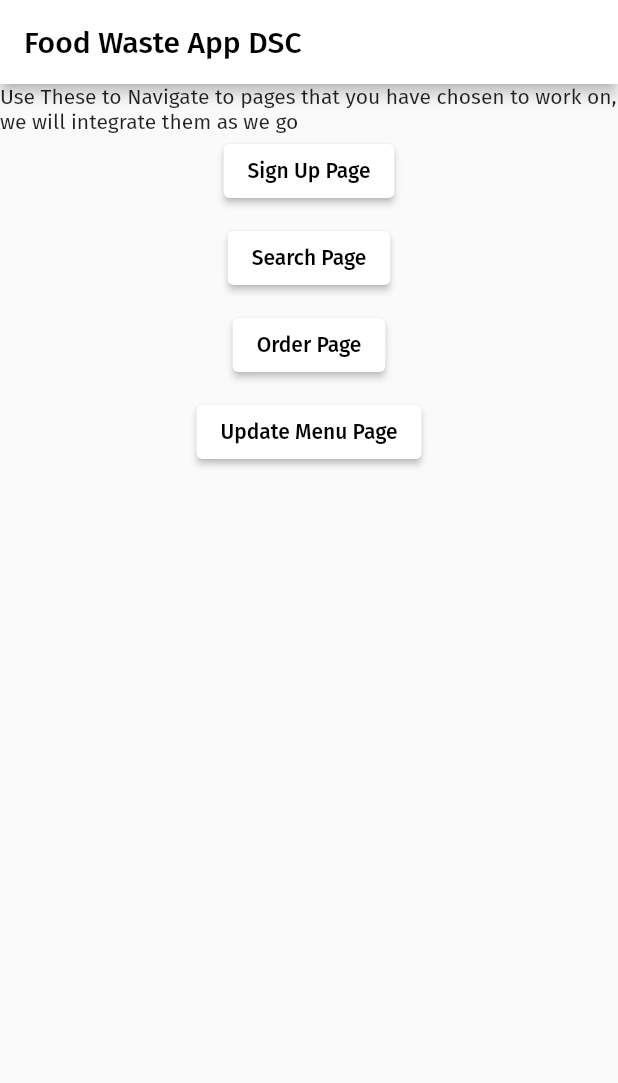
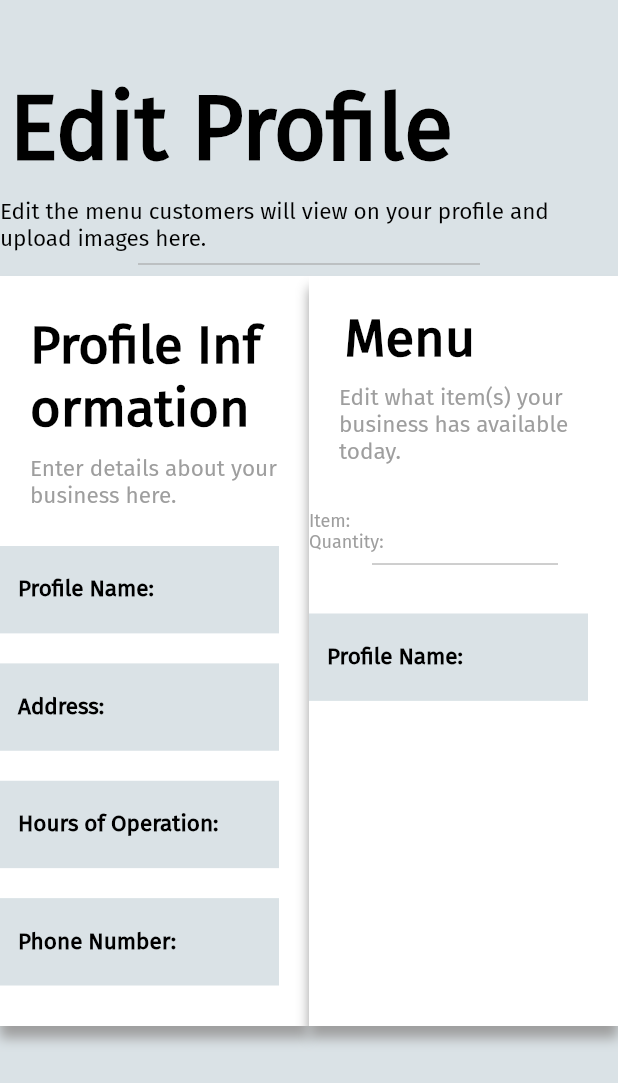
Before and after one commit to asarwath687/foodWaste, a Flutter app: the screen it shows after launch, after a tap on "Update Menu Page", on a phone screen of 412 x 824 dp. Shown: the top 1083 px of the screen. Run offline on Flutter 3.47's test engine with Material 2 defaults, Android fonts, the light colour scheme and no system bars; our stand-ins replace google_fonts.

Commit message:
edited order.dart and editmenu.dart

```diff
--- a/foodwastedsc/lib/editmenu.dart
+++ b/foodwastedsc/lib/editmenu.dart
@@ -0,0 +1,299 @@
+import 'package:flutter/material.dart';
+import 'signup.dart';
+import 'package:google_fonts/google_fonts.dart';
+
+class editmenu extends StatelessWidget {
+  @override
+  Widget build(BuildContext context) {
+
+    final rightBox = new Expanded(
+      child: new Column(
+        children: [
+          Container(
+            alignment: Alignment.topRight ,
+            height: 500.0,
+            width: 640.0,
+            decoration: BoxDecoration(
+              color: Colors.white,
+              boxShadow: [
+                BoxShadow(
+                  color: Colors.grey,
+                  blurRadius: 6.0,
+                  offset: Offset(0.0, 8.0),
+                ),
+              ],
+            ),
+            child: new Column(
+              children: [
+                Container(
+                  padding: const EdgeInsets.fromLTRB(20, 20, 25, 0),
+                  alignment: Alignment(-0.9, 0.2),
+                  child: new Text(
+                    'Menu',
+                    textAlign: TextAlign.right,
+                    style: new TextStyle(
+                      decoration: TextDecoration.none,
+                      fontFamily: 'FiraSans',
+                      fontSize: 35.0,
+                      fontWeight: FontWeight.bold,
+                      color: Colors.black,
+                    ),
+                  ),
+                ),
+                Container(
+                  padding: const EdgeInsets.fromLTRB(20, 10, 20, 0),
+                  alignment: Alignment(-0.8,0.2),
+                  child: new Text(
+                    'Edit what item(s) your business has available today.',
+                    style: TextStyle(
+                      decoration: TextDecoration.none,
+                      fontFamily: 'FiraSans',
+                      fontSize: 15.0,
+                      fontWeight: FontWeight.normal,
+                      color: Colors.grey,
+                    ),
+                  ),
+                ),
+                Container(
+                  padding: const EdgeInsets.fromLTRB(0, 30, 20, 0),
+                  alignment: Alignment(-0.77,0.2),
+                  child: new Text(
+                    'Item:                                                    Quantity:',
+                    style: TextStyle(
+                      decoration: TextDecoration.none,
+                      fontFamily: 'FiraSans',
+                      fontSize: 12.0,
+                      fontWeight: FontWeight.normal,
+                      color: Colors.grey,
+                    ),
+                  ),
+                ),
+                Divider(
+                  color: Colors.grey,
+                  indent: 42,
+                  endIndent: 40,
+                ),
+                Container(
+                  child: new SizedBox(
+                    width: 15.0,
+                  ),
+                ),
+                Container(
+                  padding: const EdgeInsets.fromLTRB(0, 25, 20, 0),
+                  width: 570.0,
+                  child: new TextField(
+                    decoration: InputDecoration(
+                      labelText: "Profile Name: ",
+                      labelStyle: TextStyle(
+                        decoration: TextDecoration.none,
+                        fontFamily: 'FiraSans',
+                        fontSize: 15.0,
+                        fontWeight: FontWeight.bold,
+                        color: Colors.black,
+                      ),
+                      border: InputBorder.none,
+                      fillColor: Color.fromRGBO(218, 226, 230, 1.0),
+                      filled: true,
+                    ),
+                  ),
+                ),
+              ],
+            ),
+          ),
+        ],
+      ),
+    );
+
+    final leftBox = new Expanded(
+      child: new Column(
+        children: [
+          Container(
+            alignment: Alignment.topLeft ,
+            height: 500.0,
+            width: 640.0,
+            decoration: BoxDecoration(
+              color: Colors.white,
+              boxShadow: [
+                BoxShadow(
+                  color: Colors.grey,
+                  blurRadius: 6.0,
+                  offset: Offset(0.0, 8.0),
+                ),
+              ],
+            ),
+            child: new Column(
+              children: [
+                Container(
+                  padding: const EdgeInsets.fromLTRB(20, 25, 20, 0),
+                  alignment: Alignment(-0.9,0.2),
+                  child: new Text(
+                    'Profile Information',
+                    textAlign: TextAlign.left,
+                    style: new TextStyle(
+                      decoration: TextDecoration.none,
+                      fontFamily: 'FiraSans',
+                      fontSize: 35.0,
+                      fontWeight: FontWeight.bold,
+                      color: Colors.black,
+                    ),
+                  ),
+                ),
+                Container(
+                  padding: const EdgeInsets.fromLTRB(20, 10, 20, 0),
+                  alignment: Alignment(-0.9,0.2),
+                  child: new Text(
+                    'Enter details about your business here.',
+                    style: TextStyle(
+                      decoration: TextDecoration.none,
+                      fontFamily: 'FiraSans',
+                      fontSize: 15.0,
+                      fontWeight: FontWeight.normal,
+                      color: Colors.grey,
+                    ),
+                  ),
+                ),
+                Container(
+                  child: new SizedBox(
+                    width: 15.0,
+                  ),
+                ),
+                Container(
+                  padding: const EdgeInsets.fromLTRB(0, 25, 20, 0),
+                  width: 570.0,
+                  child: new TextField(
+                    decoration: InputDecoration(
+                      labelText: "Profile Name: ",
+                      labelStyle: TextStyle(
+                        decoration: TextDecoration.none,
+                        fontFamily: 'FiraSans',
+                        fontSize: 15.0,
+                        fontWeight: FontWeight.bold,
+                        color: Colors.black,
+                      ),
+                      border: InputBorder.none,
+                      fillColor: Color.fromRGBO(218, 226, 230, 1.0),
+                      filled: true,
+                    ),
+                  ),
+                ),
+                Container(
+                  padding: const EdgeInsets.fromLTRB(0, 10, 20, 0),
+                  child: new SizedBox(
+                    width: 15.0,
+                  ),
+                ),
+                Container(
+                  padding: const EdgeInsets.fromLTRB(0, 10, 20, 0),
+                  width: 570.0,
+                  child: new TextField(
+                    decoration: InputDecoration(
+                      labelText: "Address: ",
+                      labelStyle: TextStyle(
+                        decoration: TextDecoration.none,
+                        fontFamily: 'FiraSans',
+                        fontSize: 15.0,
+                        fontWeight: FontWeight.bold,
+                        color: Colors.black,
+                      ),
+                      border: InputBorder.none,
+                      fillColor: Color.fromRGBO(218, 226, 230, 1.0),
+                      filled: true,
+                    ),
+                  ),
+                ),
+                Container(
+                  padding: const EdgeInsets.fromLTRB(0, 20, 20, 0),
+                  width: 570,
+                  child: new TextField(
+                    decoration: InputDecoration(
+                      labelText: "Hours of Operation: ",
+                      labelStyle: TextStyle(
+                        decoration: TextDecoration.none,
+                        fontFamily: 'FiraSans',
+                        fontSize: 15.0,
+                        fontWeight: FontWeight.bold,
+                        color: Colors.black,
+                      ),
+                      border: InputBorder.none,
+                      fillColor: Color.fromRGBO(218, 226, 230, 1.0),
+                      filled: true,
+                    ),
+                  ),
+                ),
+                Container(
+                  padding: const EdgeInsets.fromLTRB(0, 20, 20, 0),
+                  width: 570,
+                  child: new TextField(
+                    decoration: InputDecoration(
+                      labelText: "Phone Number: ",
+                      labelStyle: TextStyle(
+                        decoration: TextDecoration.none,
+                        fontFamily: 'FiraSans',
+                        fontSize: 15.0,
+                        fontWeight: FontWeight.bold,
+                        color: Colors.black,
+                      ),
+                      border: InputBorder.none,
+                      fillColor: Color.fromRGBO(218, 226, 230, 1.0),
+                      filled: true,
+                    ),
+                  ),
+                ),
+              ],
+            ),
+          ),
+        ],
+      ),
+    );
+    final bottomSection = new Expanded(
+      child: new Row(
+        children: [
+          leftBox,
+          rightBox,
+        ],
+      ),
+    );
+
+    return Scaffold(
+      backgroundColor: Color.fromRGBO(218, 226, 230, 1.0),
+      body: Column(
+        children: [
+          Container(
+              padding: const EdgeInsets.fromLTRB(0, 50, 20, 0),
+              alignment: Alignment(-0.87, 0.2),
+              child: Text(
+                'Edit Profile',
+                style: TextStyle(
+                  decoration: TextDecoration.none,
+                  fontFamily: 'FiraSans',
+                  fontSize: 60.0,
+                  fontWeight: FontWeight.bold,
+                  color: Colors.black,
+                ),
+              )
+          ),
+          Container(
+            padding: const EdgeInsets.fromLTRB(0, 10, 20, 0),
+            alignment: Alignment(-0.84, 0.2),
+            child: Text(
+              'Edit the menu customers will view on your profile and upload images here.',
+              style: TextStyle(
+                decoration: TextDecoration.none,
+                fontFamily: 'FiraSans',
+                fontSize: 15.0,
+                fontWeight: FontWeight.normal,
+                color: Colors.black,
+              ),
+            ),
+          ),
+          Divider(
+            color: Colors.grey,
+            indent: 92,
+            endIndent: 92,
+          ),
+          bottomSection,
+        ],
+      ),
+    );
+  }
+}
--- a/foodwastedsc/lib/mainscreen.dart
+++ b/foodwastedsc/lib/mainscreen.dart
@@ -1,5 +1,6 @@
 import 'package:flutter/material.dart';
 import 'order.dart';
+import 'editmenu.dart';
 
 class MainScreen extends StatelessWidget {
   const MainScreen({Key? key}) : super(key: key);
@@ -34,7 +35,11 @@ class MainScreen extends StatelessWidget {
             SizedBox(
               height: 10.0,
             ),
-            ElevatedButton(onPressed: () {}, child: Text("Update Menu Page")),
+            ElevatedButton(onPressed: () {
+              Navigator.push(context,
+                MaterialPageRoute(builder: (context)=>editmenu())
+              );
+            }, child: Text("Update Menu Page")),
           ],
         ),
       );
```
Also changed, not shown: foodwastedsc/lib/order.dart (+170 -36 lines), 1 other file.
